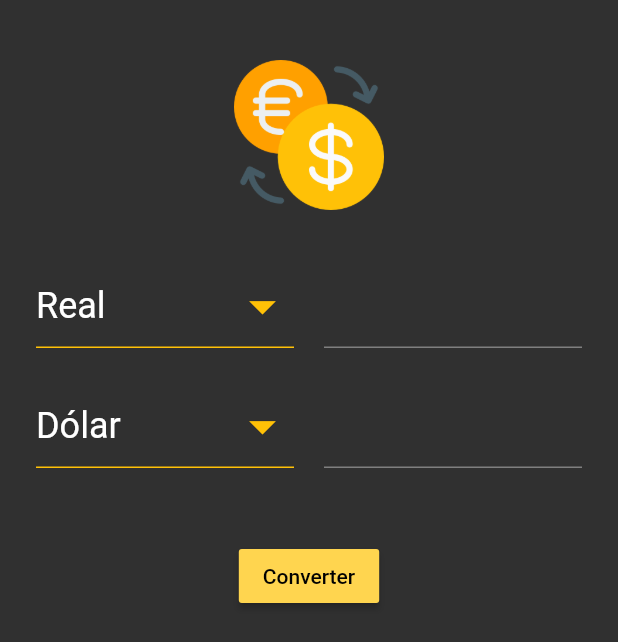
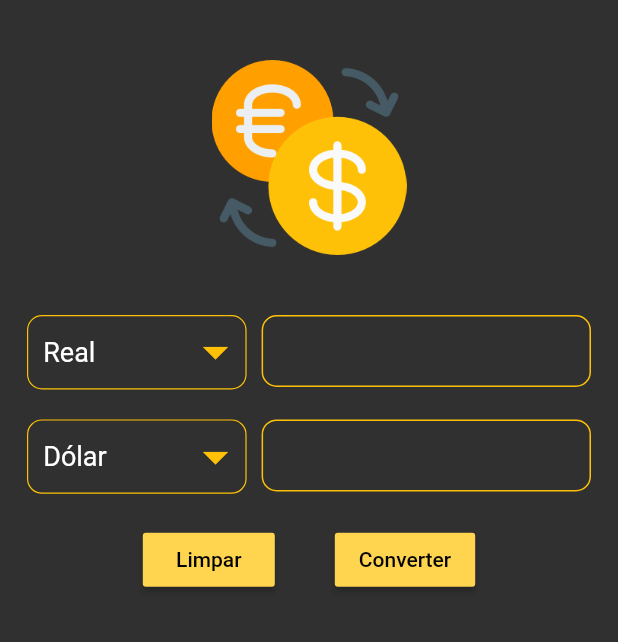
Before and after one commit to carlosfavero/flutter_convert_coin, a Flutter app: the screen it shows after launch, on a phone screen of 412 x 824 dp. Shown: the top 642 px of the screen. Run offline on Flutter 3.47's test engine with Material 2 defaults, Android fonts, the phone set to English and light mode, and no system bars; our stand-ins replace sqflite; accounts and stored records are empty.

Commit message:
Add date/time converted, button clean

```diff
--- a/lib/controllers/home_controller.dart
+++ b/lib/controllers/home_controller.dart
@@ -1,9 +1,7 @@
 import 'package:convertCoin/models/currency_model.dart';
 import 'package:flutter/cupertino.dart';
-import 'package:flutter/gestures.dart';
 
 class HomeController {
-
   List<CurrencyModel> currencies;
 
   final TextEditingController toText;
@@ -33,8 +31,8 @@ class HomeController {
       returnValue = value * toCurrency.bitcoin;
     }
 
-    toText.text = value.toStringAsFixed(toCurrency.decimals);
-    fromText.text = returnValue.toStringAsFixed(fromCurrency.decimals);
+    toText.text = value.toStringAsFixed(toCurrency.decimals).replaceAll('.', ',');
+    fromText.text = returnValue.toStringAsFixed(fromCurrency.decimals).replaceAll('.', ',');
 
   }
 
--- a/lib/database/currency_helper.dart
+++ b/lib/database/currency_helper.dart
@@ -8,6 +8,7 @@ final String columnToCurrency = 'tocurrency';
 final String columnFromCurrency = 'fromcurrency';
 final String columnToText = 'totext' ;
 final String columnFromText = 'fromtext';
+final String columnDateTime = 'datetime';
 
 class CurrencyHelper {
   static Database _database;
@@ -42,7 +43,8 @@ class CurrencyHelper {
             $columnToCurrency TEXT NOT NULL,
             $columnFromCurrency TEXT NOT NULL,
             $columnToText  TEXT NOT NULL,
-            $columnFromText TEXT NOT NULL
+            $columnFromText TEXT NOT NULL,
+            $columnDateTime TEXT NOT NULL
           )
         ''');
       },
--- a/lib/models/currency_info.dart
+++ b/lib/models/currency_info.dart
@@ -4,8 +4,9 @@ class CurrencyInfo {
   String fromCurrency;
   String toText;
   String fromText;
+  DateTime dateTime;
 
-  CurrencyInfo({this.id, this.toCurrency, this.fromCurrency, this.toText, this.fromText});
+  CurrencyInfo({this.id, this.toCurrency, this.fromCurrency, this.toText, this.fromText, this.dateTime});
 
   factory CurrencyInfo.fromMap(Map<String, dynamic> json) => CurrencyInfo(
         id: json["id"],
@@ -13,6 +14,7 @@ class CurrencyInfo {
         fromCurrency: json["fromcurrency"],
         toText: json["totext"],
         fromText: json["fromtext"],
+        dateTime: DateTime.parse(json["datetime"]),
       );
 
   Map<String, dynamic> toMap() => {
@@ -21,6 +23,7 @@ class CurrencyInfo {
         "fromcurrency": fromCurrency,
         "totext": toText,
         "fromtext": fromText,
+        "datetime": dateTime.toIso8601String(),
       };
 
 }
--- a/lib/models/currency_model.dart
+++ b/lib/models/currency_model.dart
@@ -1,19 +1,21 @@
 class CurrencyModel {
   final String name;
   final int decimals;
+  final String prefix;
+  final String suffix;
   final double real;
   final double dolar;
   final double euro;
   final double bitcoin;
 
-  CurrencyModel({this.name, this.decimals, this.real, this.dolar, this.euro, this.bitcoin});
+  CurrencyModel({this.name, this.decimals, this.prefix, this.suffix, this.real, this.dolar, this.euro, this.bitcoin});
 
   static List<CurrencyModel> getCurremcies() {
     return <CurrencyModel> [
-      CurrencyModel(name: 'Real', decimals: 2, real: 1.0, dolar: 0.18, euro: 0.15, bitcoin: 0.000016),
-      CurrencyModel(name: 'Dólar', decimals: 2, real: 5.45, dolar: 1.0, euro: 0.85, bitcoin: 0.000088),
-      CurrencyModel(name: 'Euro', decimals: 2, real: 6.62, dolar: 1.17, euro: 1.0, bitcoin: 0.00010),
-      CurrencyModel(name: 'Bitcoin', decimals: 8, real: 180000.00, dolar: 30000.00, euro: 10000.0, bitcoin: 1.0),
+      CurrencyModel(name: 'Real', decimals: 2, prefix: 'R\$ ', suffix: '', real: 1.0, dolar: 0.18, euro: 0.15, bitcoin: 0.000016),
+      CurrencyModel(name: 'Dólar', decimals: 2, prefix: '', suffix: ' \$', real: 5.45, dolar: 1.0, euro: 0.85, bitcoin: 0.000088),
+      CurrencyModel(name: 'Euro', decimals: 2, prefix: '', suffix: ' \$', real: 6.62, dolar: 1.17, euro: 1.0, bitcoin: 0.00010),
+      CurrencyModel(name: 'Bitcoin', decimals: 8, prefix: '', suffix: '\$B', real: 180000.00, dolar: 30000.00, euro: 10000.0, bitcoin: 1.0),
     ];
   }
 
--- a/lib/views/components/currency_row.dart
+++ b/lib/views/components/currency_row.dart
@@ -7,7 +7,10 @@ class CurrencyRow extends StatelessWidget {
   final CurrencyModel selectedItem;
   final TextEditingController controller;
   final void Function(CurrencyModel) onChanged;
-  const CurrencyRow({Key key, this.items, this.controller, this.onChanged, this.selectedItem}) : super(key: key);
+  final bool enabled;
+  final String prefix;
+  final String sufix;
+  const CurrencyRow({Key key, this.items, this.controller, this.onChanged, this.selectedItem, this.enabled, this.prefix, this.sufix}) : super(key: key);
 
   @override
   Widget build(BuildContext context) {
@@ -15,44 +18,78 @@ class CurrencyRow extends StatelessWidget {
       crossAxisAlignment: CrossAxisAlignment.start,
       children: [
         Expanded(
-          child: SizedBox(
-            height: 60,
-            child: DropdownButton<CurrencyModel>(
+          flex: 2,
+          child: Container(
+            padding: EdgeInsets.fromLTRB(10, 0, 0, 0),
+            decoration: BoxDecoration(
+              borderRadius: BorderRadius.circular(10.0),
+              border: Border.all(color: Colors.amber, style: BorderStyle.solid, width: 0.80),
+            ),
+            child:DropdownButton<CurrencyModel>(
               iconEnabledColor: Colors.amber,
-                iconSize: 42,
+              iconSize: 40,
               isExpanded: true,
               style: TextStyle(
-                  fontSize: 24,
+                fontSize: 18,
               ),
               underline: Container(
-                  height: 1,
+                height: 0,
                 color: Colors.amber,
               ),
               value: selectedItem,
-                items: items
-                  .map((e) => DropdownMenuItem(value: e, child:Text(e.name)))
-                  .toList(),
+              items: items.map((e) => DropdownMenuItem(value: e, child:Text(e.name))).toList(),
               onChanged: onChanged
             ),
           ),
         ),
-        SizedBox(
-          width: 20,
-        ),
+        SizedBox( width: 10,),
         Expanded(
-          flex: 1,
+          flex: 3,
           child: SizedBox(
-            height: 60,
             child: TextField(
+              cursorColor: Colors.amber,
               style: TextStyle(
-                fontSize: 24,
+                fontSize: 20,
               ),
               controller: controller,
               keyboardType: TextInputType.number,
+              textAlign: TextAlign.right,
+              enabled: enabled,
               decoration: InputDecoration(
-                focusedBorder: UnderlineInputBorder(
-                  borderSide: BorderSide(color: Colors.amber),
+                suffix: Text(
+                  sufix,
+                  style: TextStyle(
+                    fontSize: 16,
                   ),
+                ),
+                prefix: Text(prefix,
+                  style: TextStyle(
+                    fontSize: 16,
+                  ),
+                ),
+                contentPadding: EdgeInsets.fromLTRB(8, 2, 8, 2),
+                enabledBorder: OutlineInputBorder(
+                  borderRadius: BorderRadius.circular(10),
+                  borderSide: BorderSide(
+                    color: Colors.amber,
+                    width: 1.0,
+                  ),
+                ),
+                focusedBorder: OutlineInputBorder(
+                  borderRadius: BorderRadius.circular(10),
+                  borderSide: BorderSide(
+                    color: Colors.amber,
+                    width: 1.0,
+                  ),
+                ),
+                disabledBorder: OutlineInputBorder(
+                  borderRadius: BorderRadius.circular(10),
+                  borderSide: BorderSide(
+                    color: Colors.amber,
+                    width: 1.0,
+                  ),
+                ),
+
               ),
             ),
           ),
--- a/lib/views/home_page.dart
+++ b/lib/views/home_page.dart
@@ -3,6 +3,7 @@ import 'package:convertCoin/database/currency_helper.dart';
 import 'package:convertCoin/models/currency_info.dart';
 import 'package:convertCoin/views/components/currency_row.dart';
 import 'package:flutter/material.dart';
+import 'package:intl/intl.dart';
 
 class HomePage extends StatefulWidget {
   @override
@@ -12,7 +13,6 @@ class HomePage extends StatefulWidget {
 class _HomePageState extends State<HomePage> {
   CurrencyHelper _currencyHelper = CurrencyHelper();
   Future<List<CurrencyInfo>> _currency;
-  List<CurrencyInfo> _current;
 
   final TextEditingController toText = TextEditingController();
   final TextEditingController fromText = TextEditingController();
@@ -37,14 +37,13 @@ class _HomePageState extends State<HomePage> {
   Widget build(BuildContext context) {
     return Scaffold(
       body: Column(
-        mainAxisSize: MainAxisSize.max,
         children: [
-          Expanded(
+          Flexible(
             flex: 3,
             child: ListView(
               children: [
                 Padding(
-                    padding: const EdgeInsets.symmetric(vertical: 0, horizontal: 24),
+                  padding: const EdgeInsets.symmetric(vertical: 0, horizontal: 18),
                   child: Column(
                     children: [
                       SizedBox(
@@ -56,14 +55,18 @@ class _HomePageState extends State<HomePage> {
                         },
                         child: Image.asset(
                           'assets/images/exchange.png',
-                            width: 100,
-                            height: 100,
+                          width: 130,
+                          height: 130,
+
                         ),
                       ),
                       SizedBox(
                         height: 40,
                       ),
                       CurrencyRow(
+                        enabled: true,
+                        sufix: homeController.toCurrency.suffix,
+                        prefix: homeController.toCurrency.prefix,
                         selectedItem: homeController.toCurrency,
                         controller: toText,
                         items: homeController.currencies,
@@ -78,19 +81,39 @@ class _HomePageState extends State<HomePage> {
                         height: 20,
                       ),
                       CurrencyRow(
+                        sufix: homeController.fromCurrency.suffix,
+                        prefix: homeController.fromCurrency.prefix,
+                        enabled: true,
                         selectedItem: homeController.fromCurrency,
                         controller: fromText,
                         items: homeController.currencies,
                         onChanged: (model) {
                           setState(() {
                             homeController.fromCurrency = model;
-                              //convert(context);
+                            convert(context);
                           });
                         },
                       ),
                       SizedBox(
-                          height: 40,
+                        height: 20,
                       ),
+                      Row(
+                        mainAxisAlignment: MainAxisAlignment.center,
+                        children: [
+                          RaisedButton(
+                            color: Colors.amber[300],
+                            child: Text(
+                              'Limpar',
+                              style: TextStyle(
+                                color: Colors.black,
+                              ),
+                            ),
+                            onPressed: () {
+                              toText.clear();
+                              fromText.clear();
+                            },
+                          ),
+                          SizedBox(width: 40,),
                           RaisedButton(
                             color: Colors.amber[300],
                             child: Text(
@@ -105,28 +128,36 @@ class _HomePageState extends State<HomePage> {
                           ),
                         ],
                       ),
+                    ],
+                  ),
                 ),
               ]
             ),
           ),
-          Expanded(
+          Flexible(
             flex: 1,
             child: FutureBuilder<List<CurrencyInfo>>(
               future: _currency,
               builder: (context, snapshot) {
                 if (snapshot.hasData) {
-                  _current = snapshot.data;
                   return ListView(
                     children: snapshot.data.map<Widget>((currency) {
-                      return Container(
-                        width: double.infinity,
-                        padding: const EdgeInsets.fromLTRB(24, 0, 12, 0),
-                        child: Row(
-                          mainAxisAlignment: MainAxisAlignment.spaceBetween,
-                          crossAxisAlignment: CrossAxisAlignment.center,
+                      var alarmTime = DateFormat('dd/MM/yyyy hh:mm aa').format(currency.dateTime);
+                      return Padding(
+                        padding: const EdgeInsets.fromLTRB(18, 0, 18, 0),
+                        child: Column(
                           children: <Widget>[
-                            SizedBox(
-                              width: (MediaQuery.of(context).size.width/3),
+                            Row(
+                              children: [
+                                Text(alarmTime),
+                              ],
+                            ),
+                            Column(
+                              children: [
+                                Row(
+                                  children: [
+                                    Expanded(
+                                      flex: 3,
                                       child: Column(
                                         crossAxisAlignment: CrossAxisAlignment.start,
                                         children: [
@@ -134,26 +165,29 @@ class _HomePageState extends State<HomePage> {
                                             currency.toCurrency,
                                             style: TextStyle(
                                               color: Colors.white,
+                                              fontSize: 16
                                             ),
                                           ),
                                           SizedBox(width: 10,),
                                           Text(
                                             currency.toText,
                                             style: TextStyle(
-                                      color: Colors.white,
+                                              color: Colors.amber,
+                                              fontSize: 18,
                                             ),
                                           ),
                                         ],
                                       ),
                                     ),
-                            SizedBox(
-                              width: MediaQuery.of(context).size.width/3,
+                                    Expanded(
+                                      flex: 2,
                                       child: Column(
                                         crossAxisAlignment: CrossAxisAlignment.start,
                                         children: <Widget>[
                                           Text(
                                             currency.fromCurrency,
                                             style: TextStyle(
+                                              fontSize: 16,
                                               color: Colors.white,
                                             ),
                                           ),
@@ -161,27 +195,38 @@ class _HomePageState extends State<HomePage> {
                                           Text(
                                             currency.fromText,
                                             style: TextStyle(
-                                      color: Colors.white,
+                                              color: Colors.amber,
+                                              fontSize: 18,
                                             ),
                                           ),
                                           SizedBox(width: 10,),
                                         ]
                                       ),
                                     ),
-                            SizedBox(
-                              width: (MediaQuery.of(context).size.width/3)-36,
+                                    Expanded(
+                                      flex: 1,
                                       child: Column(
                                         children: [
                                           FlatButton(
                                             onPressed: () {
                                               onDelete(currency.id);
                                             },
-                                    child: Icon(Icons.delete)
+                                            child: Icon(
+                                              Icons.delete,
+                                              color: Colors.amber,
+                                            )
                                           ),
                                         ],
                                       ),
                                     ),
+                                  ],
+                                ),
+                              ],
+                            ),
+
+
                             ]
+                          // ),
                         ),
                       );
                     }).toList(),
@@ -206,11 +251,17 @@ class _HomePageState extends State<HomePage> {
   }
 
   void onSave() {
+    var prefixTo = (homeController.toCurrency.prefix!=""?homeController.toCurrency.prefix:"");
+    var suffixTo = (homeController.toCurrency.suffix!=""?" "+homeController.toCurrency.suffix:"");
+    var prefixFrom = (homeController.fromCurrency.prefix!=""?homeController.fromCurrency.prefix:"");
+    var suffixFrom = (homeController.fromCurrency.suffix!=""?homeController.fromCurrency.suffix:"");
+
     var currencyInfo = CurrencyInfo(
       toCurrency: homeController.toCurrency.name,
       fromCurrency: homeController.fromCurrency.name,
-      toText: toText.text,
-      fromText: fromText.text,
+      toText: '$prefixTo${toText.text}$suffixTo',
+      fromText: '$prefixFrom${fromText.text}$suffixFrom',
+      dateTime: DateTime.now(),
     );
     _currencyHelper.insertCurrency(currencyInfo);
     loadCurrency();
--- a/pubspec.yaml
+++ b/pubspec.yaml
@@ -21,6 +21,7 @@ environment:
   sdk: ">=2.7.0 <3.0.0"
 
 dependencies:
+  intl:
   sqflite: ^1.3.2+2
   flutter:
     sdk: flutter
```
Also changed, not shown: pubspec.lock. Lines whose indentation alone changed are shown as unchanged.
